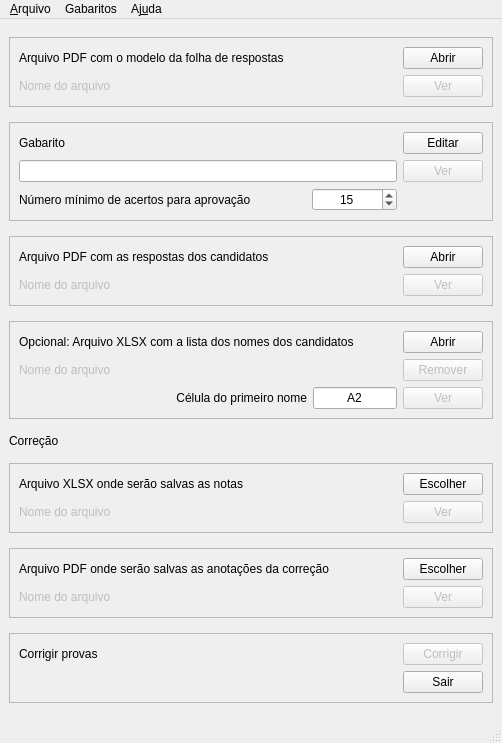
This is corretor/ui/form_main_window.ui in luis-dafonseca/CorretorENA as Qt 5 draws it before an edit. The edited form follows.
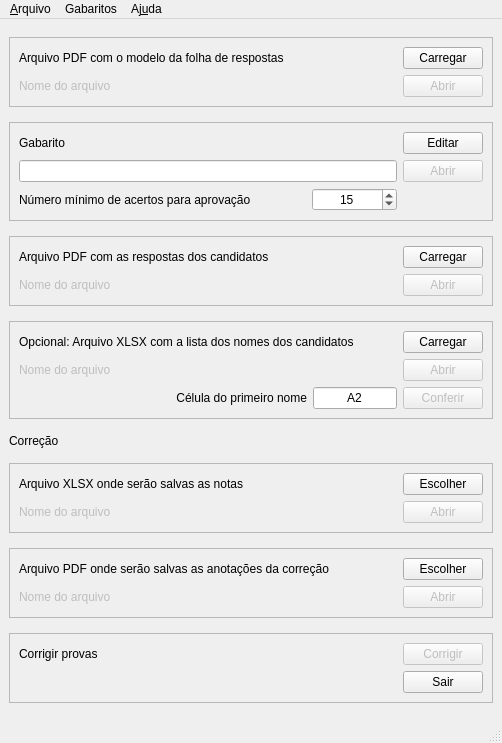
This is the edited form.

Commit message:
Add option to open xlsx file with names
Replace button open names to a toggle open/remove names
Replace button remove to check names
Replace button show to open names
Remove duplicated message on load names exception

Patch:
```diff
--- a/corretor/ui/form_main_window.ui
+++ b/corretor/ui/form_main_window.ui
@@ -52,23 +52,23 @@
       </property>
       <layout class="QGridLayout" name="gridLayout_12">
        <item row="0" column="1">
+        <widget class="QPushButton" name="pushButtonModelLoad">
+         <property name="toolTip">
+          <string>Carrega o arquivo PDF com o modelo da folha de respostas</string>
+         </property>
+         <property name="statusTip">
+          <string>Carrega o arquivo PDF com o modelo da folha de respostas</string>
+         </property>
+         <property name="text">
+          <string>Carregar</string>
+         </property>
+         <property name="autoDefault">
+          <bool>true</bool>
+         </property>
+        </widget>
+       </item>
+       <item row="1" column="1">
         <widget class="QPushButton" name="pushButtonModelOpen">
-         <property name="toolTip">
-          <string>Seleciona o arquivo PDF com o modelo da folha de respostas</string>
-         </property>
-         <property name="statusTip">
-          <string>Seleciona o arquivo PDF com o modelo da folha de respostas</string>
-         </property>
-         <property name="text">
-          <string>Abrir</string>
-         </property>
-         <property name="autoDefault">
-          <bool>true</bool>
-         </property>
-        </widget>
-       </item>
-       <item row="1" column="1">
-        <widget class="QPushButton" name="pushButtonModelShow">
          <property name="enabled">
           <bool>false</bool>
          </property>
@@ -79,7 +79,7 @@
           <string>Exibe o modelo da folha de respostas com as marcações para a correção</string>
          </property>
          <property name="text">
-          <string>Ver</string>
+          <string>Abrir</string>
          </property>
          <property name="autoDefault">
           <bool>true</bool>
@@ -185,7 +185,7 @@
           <string>Exibe o gabarito na folha de respostas</string>
          </property>
          <property name="text">
-          <string>Ver</string>
+          <string>Abrir</string>
          </property>
          <property name="autoDefault">
           <bool>true</bool>
@@ -347,26 +347,10 @@
         </widget>
        </item>
        <item row="1" column="1">
-        <widget class="QPushButton" name="pushButtonExamsShow">
-         <property name="enabled">
-          <bool>false</bool>
-         </property>
-         <property name="toolTip">
-          <string>Exibe o arquivo PDF com as respostas dos candidatos</string>
-         </property>
-         <property name="statusTip">
-          <string>Exibe o arquivo PDF com as respostas dos candidatos</string>
-         </property>
-         <property name="text">
-          <string>Ver</string>
-         </property>
-         <property name="autoDefault">
-          <bool>true</bool>
-         </property>
-        </widget>
-       </item>
-       <item row="0" column="1">
         <widget class="QPushButton" name="pushButtonExamsOpen">
+         <property name="enabled">
+          <bool>false</bool>
+         </property>
          <property name="toolTip">
           <string>Seleciona o arquivo PDF com as respostas dos candidatos</string>
          </property>
@@ -381,6 +365,22 @@
          </property>
         </widget>
        </item>
+       <item row="0" column="1">
+        <widget class="QPushButton" name="pushButtonExamsLoad">
+         <property name="toolTip">
+          <string>Carrega o arquivo PDF com as respostas dos candidatos</string>
+         </property>
+         <property name="statusTip">
+          <string>Carrega o arquivo PDF com as respostas dos candidatos</string>
+         </property>
+         <property name="text">
+          <string>Carregar</string>
+         </property>
+         <property name="autoDefault">
+          <bool>true</bool>
+         </property>
+        </widget>
+       </item>
       </layout>
      </widget>
     </item>
@@ -448,7 +448,7 @@
           <string>Exibe as notas dos candidatos</string>
          </property>
          <property name="text">
-          <string>Ver</string>
+          <string>Abrir</string>
          </property>
          <property name="autoDefault">
           <bool>true</bool>
@@ -542,7 +542,7 @@
           </widget>
          </item>
          <item row="0" column="1">
-          <widget class="QPushButton" name="pushButtonNamesOpen">
+          <widget class="QPushButton" name="pushButtonNamesToggle">
            <property name="toolTip">
             <string>Seleciona arquivo XLSX que contém o nome dos candidatos</string>
            </property>
@@ -550,26 +550,7 @@
             <string>Seleciona arquivo XLSX que contém o nome dos candidatos</string>
            </property>
            <property name="text">
-            <string>Abrir</string>
-           </property>
-           <property name="autoDefault">
-            <bool>true</bool>
-           </property>
-          </widget>
-         </item>
-         <item row="3" column="1">
-          <widget class="QPushButton" name="pushButtonNamesShow">
-           <property name="enabled">
-            <bool>false</bool>
-           </property>
-           <property name="toolTip">
-            <string>Exibe os nomes dos candidatos</string>
-           </property>
-           <property name="statusTip">
-            <string>Exibe os nomes dos candidatos</string>
-           </property>
-           <property name="text">
-            <string>Ver</string>
+            <string>Carregar</string>
            </property>
            <property name="autoDefault">
             <bool>true</bool>
@@ -665,8 +646,27 @@
            </item>
           </layout>
          </item>
+         <item row="3" column="1">
+          <widget class="QPushButton" name="pushButtonNamesCheck">
+           <property name="enabled">
+            <bool>false</bool>
+           </property>
+           <property name="toolTip">
+            <string>Exibe os nomes dos candidatos</string>
+           </property>
+           <property name="statusTip">
+            <string>Exibe os nomes dos candidatos</string>
+           </property>
+           <property name="text">
+            <string>Conferir</string>
+           </property>
+           <property name="autoDefault">
+            <bool>true</bool>
+           </property>
+          </widget>
+         </item>
          <item row="2" column="1">
-          <widget class="QPushButton" name="pushButtonNamesRemove">
+          <widget class="QPushButton" name="pushButtonNamesOpen">
            <property name="enabled">
             <bool>false</bool>
            </property>
@@ -677,7 +677,7 @@
             <string>Remove os nomes dos candidatos</string>
            </property>
            <property name="text">
-            <string>Remover</string>
+            <string>Abrir</string>
            </property>
            <property name="autoDefault">
             <bool>true</bool>
@@ -867,7 +867,7 @@
           <string>Exibe as anotações das correções</string>
          </property>
          <property name="text">
-          <string>Ver</string>
+          <string>Abrir</string>
          </property>
          <property name="autoDefault">
           <bool>true</bool>
```
Left out of the diff: 54 changed lines with no effect on the pictures. The commit also changes 4 other files.
